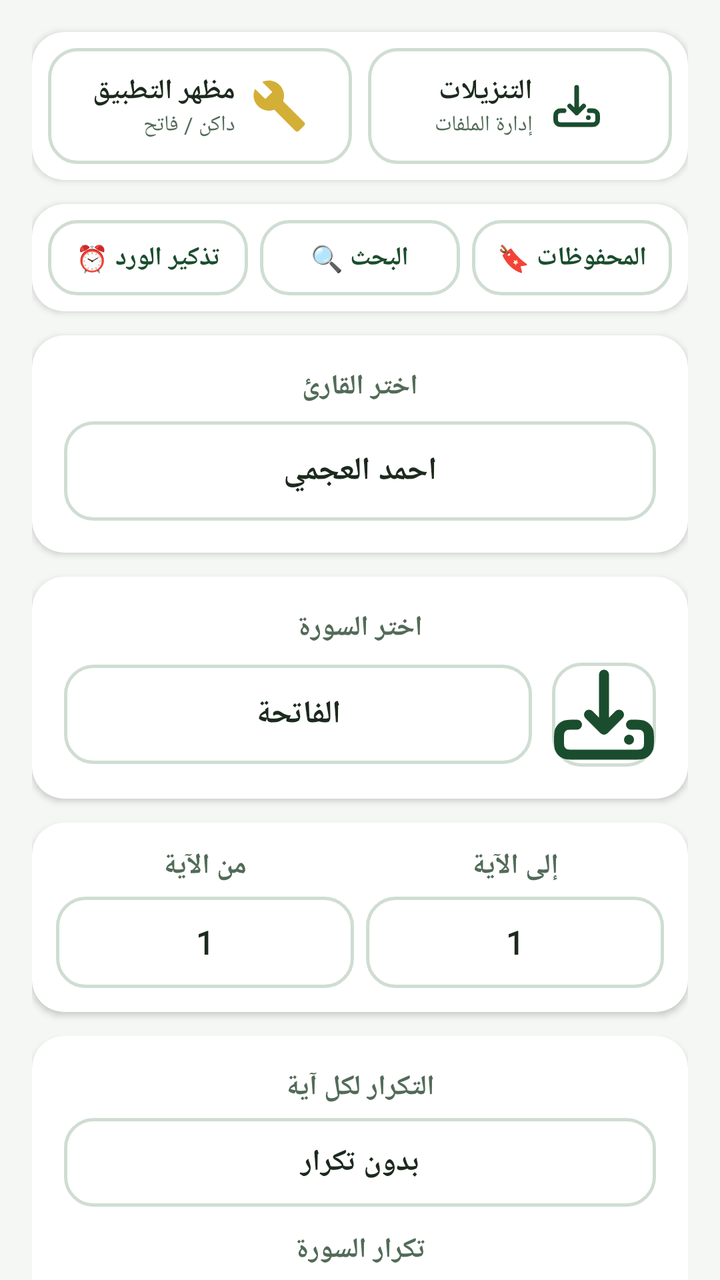
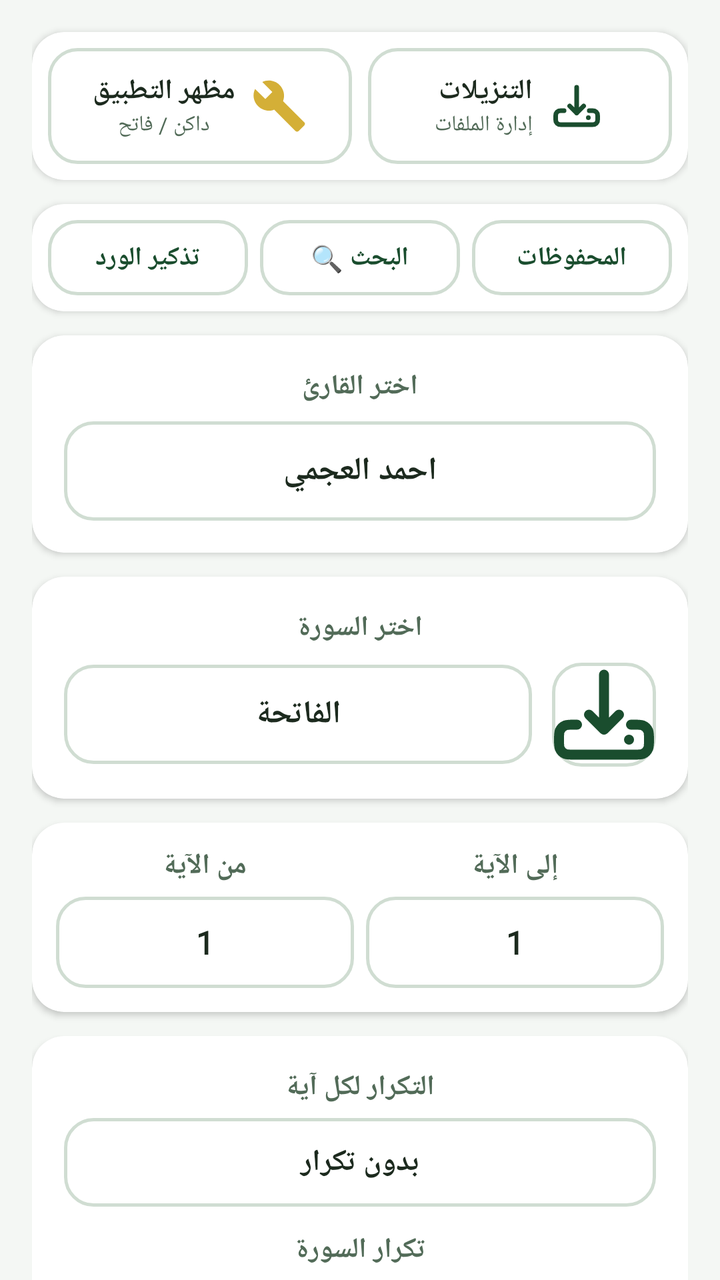

Compare the two renders of this Android layout. The source of the first and the diff that turns it into the second are given below.
<!-- AndroidManifest.xml: application theme Theme.Almuhfz -->
<!-- res/layout/activity_main.xml -->
<?xml version="1.0" encoding="utf-8"?>
<androidx.core.widget.NestedScrollView xmlns:android="http://schemas.android.com/apk/res/android"
    xmlns:app="http://schemas.android.com/apk/res-auto"
    xmlns:tools="http://schemas.android.com/tools"
    android:layout_width="match_parent"
    android:layout_height="match_parent"
    android:background="@color/app_background"
    android:fillViewport="true"
    android:layoutDirection="rtl"
    app:layout_behavior="@string/appbar_scrolling_view_behavior">

    <androidx.appcompat.widget.LinearLayoutCompat
        android:layout_width="match_parent"
        android:layout_height="wrap_content"
        android:orientation="vertical"
        android:paddingHorizontal="16dp"
        android:paddingTop="12dp"
        android:paddingBottom="16dp">

        
        <androidx.cardview.widget.CardView
            android:layout_width="match_parent"
            android:layout_height="wrap_content"
            android:layout_marginTop="4dp"
            android:layout_marginBottom="12dp"
            app:cardBackgroundColor="@color/surface_card"
            app:cardCornerRadius="16dp"
            app:cardElevation="2dp">

            <LinearLayout
                android:layout_width="match_parent"
                android:layout_height="wrap_content"
                android:baselineAligned="false"
                android:orientation="horizontal"
                android:padding="8dp">

                
                <LinearLayout
                    android:id="@+id/cardDownloadsManager"
                    android:layout_width="0dp"
                    android:layout_height="wrap_content"
                    android:layout_marginEnd="4dp"
                    android:layout_weight="1"
                    android:background="@drawable/value_background"
                    android:clickable="true"
                    android:focusable="true"
                    android:gravity="center"
                    android:orientation="horizontal"
                    android:padding="12dp">

                    <ImageView
                        android:layout_width="28dp"
                        android:layout_height="28dp"
                        android:contentDescription="@string/downloads_manager"
                        android:src="@drawable/download"
                        app:tint="@color/primary_color" />

                    <LinearLayout
                        android:layout_width="wrap_content"
                        android:layout_height="wrap_content"
                        android:layout_marginStart="8dp"
                        android:orientation="vertical">

                        <TextView
                            android:layout_width="wrap_content"
                            android:layout_height="wrap_content"
                            android:fontFamily="@font/jazeera"
                            android:text="التنزيلات"
                            android:textColor="@color/text_primary_color"
                            android:textSize="14sp"
                            android:textStyle="bold" />

                        <TextView
                            android:layout_width="wrap_content"
                            android:layout_height="wrap_content"
                            android:fontFamily="@font/jazeera"
                            android:text="إدارة الملفات"
                            android:textColor="@color/text_secondary_color"
                            android:textSize="11sp" />
                    </LinearLayout>
                </LinearLayout>

                
                <LinearLayout
                    android:id="@+id/cardThemeSwitcher"
                    android:layout_width="0dp"
                    android:layout_height="wrap_content"
                    android:layout_marginStart="4dp"
                    android:layout_weight="1"
                    android:background="@drawable/value_background"
                    android:clickable="true"
                    android:focusable="true"
                    android:gravity="center"
                    android:orientation="horizontal"
                    android:padding="12dp">

                    <ImageView
                        android:layout_width="28dp"
                        android:layout_height="28dp"
                        android:contentDescription="@string/theme_setting"
                        android:src="@drawable/ic_menu_manage"
                        app:tint="@color/accent_gold" />

                    <LinearLayout
                        android:layout_width="wrap_content"
                        android:layout_height="wrap_content"
                        android:layout_marginStart="8dp"
                        android:orientation="vertical">

                        <TextView
                            android:layout_width="wrap_content"
                            android:layout_height="wrap_content"
                            android:fontFamily="@font/jazeera"
                            android:text="مظهر التطبيق"
                            android:textColor="@color/text_primary_color"
                            android:textSize="14sp"
                            android:textStyle="bold" />

                        <TextView
                            android:layout_width="wrap_content"
                            android:layout_height="wrap_content"
                            android:fontFamily="@font/jazeera"
                            android:text="داكن / فاتح"
                            android:textColor="@color/text_secondary_color"
                            android:textSize="11sp" />
                    </LinearLayout>
                </LinearLayout>

            </LinearLayout>
        </androidx.cardview.widget.CardView>

        
        <androidx.cardview.widget.CardView
            android:layout_width="match_parent"
            android:layout_height="wrap_content"
            android:layout_marginBottom="12dp"
            app:cardBackgroundColor="@color/surface_card"
            app:cardCornerRadius="16dp"
            app:cardElevation="2dp">

            <LinearLayout
                android:layout_width="match_parent"
                android:layout_height="wrap_content"
                android:baselineAligned="false"
                android:orientation="horizontal"
                android:padding="8dp">

                
                <LinearLayout
                    android:id="@+id/cardBookmarks"
                    android:layout_width="0dp"
                    android:layout_height="wrap_content"
                    android:layout_marginEnd="3dp"
                    android:layout_weight="1"
                    android:background="@drawable/value_background"
                    android:clickable="true"
                    android:focusable="true"
                    android:gravity="center"
                    android:orientation="vertical"
                    android:padding="10dp">

                    <TextView
                        android:layout_width="wrap_content"
                        android:layout_height="wrap_content"
                        android:fontFamily="@font/jazeera"
                        android:text="المحفوظات 🔖"
                        android:textColor="@color/primary_color"
                        android:textSize="13sp"
                        android:textStyle="bold" />
                </LinearLayout>

                
                <LinearLayout
                    android:id="@+id/cardSearch"
                    android:layout_width="0dp"
                    android:layout_height="wrap_content"
                    android:layout_marginHorizontal="3dp"
                    android:layout_weight="1"
                    android:background="@drawable/value_background"
                    android:clickable="true"
                    android:focusable="true"
                    android:gravity="center"
                    android:orientation="vertical"
                    android:padding="10dp">

                    <TextView
                        android:layout_width="wrap_content"
                        android:layout_height="wrap_content"
                        android:fontFamily="@font/jazeera"
                        android:text="البحث 🔍"
                        android:textColor="@color/primary_color"
                        android:textSize="13sp"
                        android:textStyle="bold" />
                </LinearLayout>

                
                <LinearLayout
                    android:id="@+id/cardReminder"
                    android:layout_width="0dp"
                    android:layout_height="wrap_content"
                    android:layout_marginStart="3dp"
                    android:layout_weight="1"
                    android:background="@drawable/value_background"
                    android:clickable="true"
                    android:focusable="true"
                    android:gravity="center"
                    android:orientation="vertical"
                    android:padding="10dp">

                    <TextView
                        android:layout_width="wrap_content"
                        android:layout_height="wrap_content"
                        android:fontFamily="@font/jazeera"
                        android:text="تذكير الورد ⏰"
                        android:textColor="@color/primary_color"
                        android:textSize="13sp"
                        android:textStyle="bold" />
                </LinearLayout>

            </LinearLayout>
        </androidx.cardview.widget.CardView>

        
        <androidx.cardview.widget.CardView
            android:layout_width="match_parent"
            android:layout_height="wrap_content"
            android:layout_marginBottom="12dp"
            app:cardBackgroundColor="@color/surface_card"
            app:cardCornerRadius="16dp"
            app:cardElevation="2dp">

            <LinearLayout
                android:layout_width="match_parent"
                android:layout_height="wrap_content"
                android:orientation="vertical"
                android:padding="16dp">

                <TextView
                    android:layout_width="wrap_content"
                    android:layout_height="wrap_content"
                    android:fontFamily="@font/jazeera"
                    android:layout_gravity="center"
                    android:gravity="center"
                    android:text="اختر القارئ"
                    android:textColor="@color/text_secondary_color"
                    android:textSize="14sp"
                    android:textStyle="bold" />

                <androidx.appcompat.widget.AppCompatTextView
                    android:id="@+id/reciter_text_view"
                    android:layout_width="match_parent"
                    android:layout_height="wrap_content"
                    android:layout_marginTop="8dp"
                    android:background="@drawable/value_background"
                    android:fontFamily="@font/jazeera"
                    android:gravity="center"
                    android:padding="14dp"
                    android:text="احمد العجمي"
                    android:textColor="@color/text_primary_color"
                    android:textSize="16sp"
                    android:textStyle="bold" />
            </LinearLayout>
        </androidx.cardview.widget.CardView>

        
        <androidx.cardview.widget.CardView
            android:layout_width="match_parent"
            android:layout_height="wrap_content"
            android:layout_marginBottom="12dp"
            app:cardBackgroundColor="@color/surface_card"
            app:cardCornerRadius="16dp"
            app:cardElevation="2dp">

            <LinearLayout
                android:layout_width="match_parent"
                android:layout_height="wrap_content"
                android:orientation="vertical"
                android:padding="16dp">

                <TextView
                    android:layout_width="wrap_content"
                    android:layout_height="wrap_content"
                    android:fontFamily="@font/jazeera"
                    android:text="اختر السورة"
                    android:gravity="center"
                    android:layout_gravity="center"
                    android:textColor="@color/text_secondary_color"
                    android:textSize="14sp"
                    android:textStyle="bold" />

                <LinearLayout
                    android:layout_width="match_parent"
                    android:layout_height="wrap_content"
                    android:layout_marginTop="8dp"
                    android:gravity="center_vertical"
                    android:orientation="horizontal">

                    <androidx.appcompat.widget.AppCompatImageButton
                        android:id="@+id/download_button"
                        android:layout_width="52dp"
                        android:layout_height="52dp"
                        android:background="@drawable/value_background"
                        android:contentDescription="تحميل السورة"
                        android:padding="12dp"
                        android:src="@drawable/download"
                        app:tint="@color/primary_color" />

                    <androidx.appcompat.widget.AppCompatTextView
                        android:id="@+id/sora_text_view"
                        android:layout_width="0dp"
                        android:layout_height="wrap_content"
                        android:layout_weight="1"
                        android:background="@drawable/value_background"
                        android:fontFamily="@font/jazeera"
                        android:gravity="center"
                        android:padding="14dp"
                        android:layout_marginStart="10dp"
                        android:text="الفاتحة"
                        android:textColor="@color/text_primary_color"
                        android:textSize="16sp"
                        android:textStyle="bold" />


                </LinearLayout>

                <ProgressBar
                    android:id="@+id/downloadProgressBar"
                    style="?android:attr/progressBarStyleHorizontal"
                    android:layout_width="match_parent"
                    android:layout_height="wrap_content"
                    android:layout_marginTop="10dp"
                    android:max="100"
                    android:progress="0"
                    android:visibility="gone" />

                <TextView
                    android:id="@+id/downloadStatusText"
                    android:layout_width="wrap_content"
                    android:layout_height="wrap_content"
                    android:layout_marginTop="4dp"
                    android:layout_gravity="center"
                    android:gravity="center"
                    android:fontFamily="@font/jazeera"
                    android:text="جاري التحميل..."
                    android:textColor="@color/text_secondary_color"
                    android:textSize="13sp"
                    android:visibility="gone" />
            </LinearLayout>
        </androidx.cardview.widget.CardView>

        
        <androidx.cardview.widget.CardView
            android:layout_width="match_parent"
            android:layout_height="wrap_content"
            android:layout_marginBottom="12dp"
            app:cardBackgroundColor="@color/surface_card"
            app:cardCornerRadius="16dp"
            app:cardElevation="2dp">

            <LinearLayout
                android:layout_width="match_parent"
                android:layout_height="wrap_content"
                android:orientation="horizontal"
                android:padding="12dp">

                <LinearLayout
                    android:layout_width="0dp"
                    android:layout_height="wrap_content"
                    android:layout_weight="1"
                    android:gravity="center"
                    android:orientation="vertical">

                    <TextView
                        android:layout_width="wrap_content"
                        android:layout_height="wrap_content"
                        android:fontFamily="@font/jazeera"
                        android:text="إلى الآية"
                        android:textColor="@color/text_secondary_color"
                        android:textSize="14sp"
                        android:textStyle="bold" />

                    <androidx.appcompat.widget.AppCompatTextView
                        android:id="@+id/toAyaTextView"
                        android:layout_width="match_parent"
                        android:layout_height="wrap_content"
                        android:layout_marginTop="6dp"
                        android:background="@drawable/value_background"
                        android:fontFamily="@font/jazeera"
                        android:gravity="center"
                        android:padding="12dp"
                        android:text="1"
                        android:textColor="@color/text_primary_color"
                        android:textSize="16sp"
                        android:textStyle="bold" />
                </LinearLayout>

                <LinearLayout
                    android:layout_width="0dp"
                    android:layout_height="wrap_content"
                    android:layout_marginStart="6dp"
                    android:layout_weight="1"
                    android:gravity="center"
                    android:orientation="vertical">

                    <TextView
                        android:layout_width="wrap_content"
                        android:layout_height="wrap_content"
                        android:fontFamily="@font/jazeera"
                        android:text="من الآية"
                        android:textColor="@color/text_secondary_color"
                        android:textSize="14sp"
                        android:textStyle="bold" />

                    <androidx.appcompat.widget.AppCompatTextView
                        android:id="@+id/fromAyaTextView"
                        android:layout_width="match_parent"
                        android:layout_height="wrap_content"
                        android:layout_marginTop="6dp"
                        android:background="@drawable/value_background"
                        android:fontFamily="@font/jazeera"
                        android:gravity="center"
                        android:padding="12dp"
                        android:text="1"
                        android:textColor="@color/text_primary_color"
                        android:textSize="16sp"
                        android:textStyle="bold" />
                </LinearLayout>


            </LinearLayout>
        </androidx.cardview.widget.CardView>

        
        <androidx.cardview.widget.CardView
            android:layout_width="match_parent"
            android:layout_height="wrap_content"
            android:layout_marginBottom="16dp"
            app:cardBackgroundColor="@color/surface_card"
            app:cardCornerRadius="16dp"
            app:cardElevation="2dp">

            <LinearLayout
                android:layout_width="match_parent"
                android:layout_height="wrap_content"
                android:orientation="vertical"
                android:padding="16dp">

                <TextView
                    android:layout_width="wrap_content"
                    android:layout_height="wrap_content"
                    android:fontFamily="@font/jazeera"
                    android:layout_gravity="center"
                    android:gravity="center"
                    android:text="التكرار لكل آية"
                    android:textColor="@color/text_secondary_color"
                    android:textSize="14sp"
                    android:textStyle="bold" />

                <androidx.appcompat.widget.AppCompatTextView
                    android:id="@+id/repeatAyaTextView"
                    android:layout_width="match_parent"
                    android:layout_height="wrap_content"
                    android:layout_marginTop="6dp"
                    android:background="@drawable/value_background"
                    android:fontFamily="@font/jazeera"
                    android:gravity="center"
                    android:padding="12dp"
                    android:text="بدون تكرار"
                    android:textColor="@color/text_primary_color"
                    android:textSize="15sp"
                    android:textStyle="bold" />

                <TextView
                    android:layout_width="wrap_content"
                    android:layout_height="wrap_content"
                    android:layout_marginTop="12dp"
                    android:fontFamily="@font/jazeera"
                    android:layout_gravity="center"
                    android:gravity="center"
                    android:text="تكرار السورة"
                    android:textColor="@color/text_secondary_color"
                    android:textSize="14sp"
                    android:textStyle="bold" />

                <androidx.appcompat.widget.AppCompatTextView
                    android:id="@+id/repeatSoraTextView"
                    android:layout_width="match_parent"
                    android:layout_height="wrap_content"
                    android:layout_marginTop="6dp"
                    android:background="@drawable/value_background"
                    android:fontFamily="@font/jazeera"
                    android:gravity="center"
                    android:padding="12dp"
                    android:text="بدون تكرار"
                    android:textColor="@color/text_primary_color"
                    android:textSize="15sp"
                    android:textStyle="bold" />
            </LinearLayout>
        </androidx.cardview.widget.CardView>

        
        <androidx.appcompat.widget.AppCompatTextView
            android:id="@+id/startLearn"
            android:layout_width="match_parent"
            android:layout_height="wrap_content"
            android:layout_marginBottom="12dp"
            android:background="@drawable/value_background"
            android:backgroundTint="@color/button_green"
            android:elevation="4dp"
            android:fontFamily="@font/jazeera"
            android:gravity="center"
            android:padding="16dp"
            android:text="ابدأ التعلم"
            android:textColor="@color/text_on_primary"
            android:textSize="18sp"
            android:textStyle="bold"
            android:visibility="gone"
            tools:visibility="visible" />

        <androidx.appcompat.widget.AppCompatTextView
            android:id="@+id/startLearnDone"
            android:layout_width="match_parent"
            android:layout_height="wrap_content"
            android:layout_marginBottom="12dp"
            android:background="@drawable/value_background"
            android:backgroundTint="@color/primary_dark"
            android:fontFamily="@font/jazeera"
            android:gravity="center"
            android:padding="16dp"
            android:text="جاري التحميل .."
            android:textColor="@color/text_on_primary"
            android:textSize="18sp"
            android:textStyle="bold"
            android:visibility="visible" />

        <ImageView
            android:id="@+id/rating"
            android:layout_width="match_parent"
            android:layout_height="90dp"
            android:contentDescription="تقييم التطبيق"
            android:src="@drawable/rating" />

    </androidx.appcompat.widget.LinearLayoutCompat>
</androidx.core.widget.NestedScrollView>
<!-- resources referenced by this layout -->
<resources>
  <color name="accent_gold">#D4AF37</color>
  <color name="app_background">#F4F7F4</color>
  <color name="button_green">#2E7D32</color>
  <color name="primary_color">#1A4D2E</color>
  <color name="primary_dark">#123720</color>
  <color name="surface_card">#FFFFFF</color>
  <color name="text_on_primary">#FFFFFF</color>
  <color name="text_primary_color">#1C2A1E</color>
  <color name="text_secondary_color">#526B58</color>
  <!-- drawable ic_menu_manage (drawable) -->
  <vector xmlns:android="http://schemas.android.com/apk/res/android"
      android:width="24dp"
      android:height="24dp"
      android:viewportWidth="24.0"
      android:viewportHeight="24.0">
      <path
          android:fillColor="#FF000000"
          android:pathData="M22.7,19l-9.1,-9.1c0.9,-2.3 0.4,-5 -1.5,-6.9 -2,-2 -5,-2.4 -7.4,-1.3L9,6 6,9 1.6,4.7C0.4,7.1 0.9,10.1 2.9,12.1c1.9,1.9 4.6,2.4 6.9,1.5l9.1,9.1c0.4,0.4 1,0.4 1.4,0l2.3,-2.3c0.5,-0.4 0.5,-1.1 0.1,-1.4z" />
  </vector>
  <!-- drawable value_background (drawable) -->
  <?xml version="1.0" encoding="utf-8"?>
  <ripple xmlns:android="http://schemas.android.com/apk/res/android"
      android:color="?attr/colorControlHighlight">
      <item>
          <shape>
              <solid android:color="@color/surface_card" />
              <corners android:radius="14dp" />
              <stroke
                  android:width="1.5dp"
                  android:color="@color/card_stroke_color" />
          </shape>
      </item>
  </ripple>
  <string name="downloads_manager">إدارة التنزيلات الأوفلاين</string>
  <string name="theme_setting">مظهر التطبيق (فاتح / داكن)</string>
  <style name="Theme.Almuhfz" parent="Theme.MaterialComponents.DayNight.NoActionBar">
          
          <item name="colorPrimary">@color/primary_color</item>
          <item name="colorPrimaryVariant">@color/primary_dark</item>
          <item name="colorOnPrimary">@color/text_on_primary</item>
  
          
          <item name="colorSecondary">@color/accent_gold</item>
          <item name="colorSecondaryVariant">@color/primary_light</item>
          <item name="colorOnSecondary">@color/text_primary_color</item>
  
          
          <item name="android:windowBackground">@color/app_background</item>
          <item name="colorSurface">@color/surface_card</item>
  
          
          <item name="android:statusBarColor">@color/primary_dark</item>
          <item name="android:navigationBarColor">@color/primary_dark</item>
      </style>
  <color name="card_stroke_color">#D0DDD2</color>
  <color name="primary_light">#2D6A4F</color>
  <!-- unchanged entries left out for length: 2 -->
</resources>

<!-- the commit's change to res/layout/activity_main.xml (unified diff, before → after) -->
@@ -74,6 +74,8 @@
                             android:layout_width="wrap_content"
                             android:layout_height="wrap_content"
                             android:fontFamily="@font/jazeera"
+                            android:layout_gravity="center"
+                            android:gravity="center"
                             android:text="إدارة الملفات"
                             android:textColor="@color/text_secondary_color"
                             android:textSize="11sp" />
@@ -119,6 +121,8 @@
                         <TextView
                             android:layout_width="wrap_content"
                             android:layout_height="wrap_content"
+                            android:layout_gravity="center"
+                            android:gravity="center"
                             android:fontFamily="@font/jazeera"
                             android:text="داكن / فاتح"
                             android:textColor="@color/text_secondary_color"
@@ -163,7 +167,7 @@
                         android:layout_width="wrap_content"
                         android:layout_height="wrap_content"
                         android:fontFamily="@font/jazeera"
-                        android:text="المحفوظات 🔖"
+                        android:text="المحفوظات"
                         android:textColor="@color/primary_color"
                         android:textSize="13sp"
                         android:textStyle="bold" />
@@ -211,7 +215,7 @@
                         android:layout_width="wrap_content"
                         android:layout_height="wrap_content"
                         android:fontFamily="@font/jazeera"
-                        android:text="تذكير الورد ⏰"
+                        android:text="تذكير الورد"
                         android:textColor="@color/primary_color"
                         android:textSize="13sp"
                         android:textStyle="bold" />
@@ -533,12 +537,108 @@
             android:textStyle="bold"
             android:visibility="visible" />
 
-        <ImageView
-            android:id="@+id/rating"
-            android:layout_width="match_parent"
-            android:layout_height="90dp"
-            android:contentDescription="تقييم التطبيق"
-            android:src="@drawable/rating" />
+        
+        <LinearLayout
+            android:layout_width="match_parent"
+            android:layout_height="wrap_content"
+            android:layout_marginTop="4dp"
+            android:layout_marginBottom="16dp"
+            android:baselineAligned="false"
+            android:gravity="center"
+            android:orientation="horizontal">
+
+            
+            <androidx.cardview.widget.CardView
+                android:layout_width="0dp"
+                android:layout_height="82dp"
+                android:layout_marginEnd="5dp"
+                android:layout_weight="1"
+                app:cardBackgroundColor="@color/surface_card"
+                app:cardCornerRadius="16dp"
+                app:cardElevation="2dp">
+
+                <ImageView
+                    android:id="@+id/rating"
+                    android:layout_width="match_parent"
+                    android:layout_height="match_parent"
+                    android:clickable="true"
+                    android:contentDescription="تقييم التطبيق"
+                    android:focusable="true"
+                    android:foreground="?attr/selectableItemBackground"
+                    android:scaleType="fitCenter"
+                    android:src="@drawable/rating" />
+            </androidx.cardview.widget.CardView>
+
+            
+            <androidx.cardview.widget.CardView
+                android:id="@+id/btnShareApp"
+                android:layout_width="0dp"
+                android:layout_height="82dp"
+                android:layout_marginStart="5dp"
+                android:layout_weight="1"
+                android:clickable="true"
+                android:focusable="true"
+                android:foreground="?attr/selectableItemBackground"
+                app:cardBackgroundColor="@color/surface_card"
+                app:cardCornerRadius="16dp"
+                app:cardElevation="2dp">
+
+                <LinearLayout
+                    android:layout_width="match_parent"
+                    android:layout_height="match_parent"
+                    android:background="@drawable/value_background"
+                    android:gravity="center"
+                    android:orientation="horizontal"
+                    android:paddingHorizontal="10dp"
+                    android:paddingVertical="8dp">
+
+                    <FrameLayout
+                        android:layout_width="38dp"
+                        android:layout_height="38dp"
+                        android:background="@drawable/value_background"
+                        android:backgroundTint="@color/primary_color">
+
+                        <ImageView
+                            android:layout_width="22dp"
+                            android:layout_height="22dp"
+                            android:layout_gravity="center"
+                            android:contentDescription="مشاركة التطبيق"
+                            android:src="@drawable/ic_menu_share"
+                            app:tint="@color/text_on_primary" />
+                    </FrameLayout>
+
+                    <LinearLayout
+                        android:layout_width="wrap_content"
+                        android:layout_height="wrap_content"
+                        android:layout_marginStart="8dp"
+                        android:orientation="vertical">
+
+                        <TextView
+                            android:layout_width="wrap_content"
+                            android:layout_height="wrap_content"
+                            android:fontFamily="@font/jazeera"
+                            android:text="مشاركة التطبيق"
+                            android:gravity="center"
+                            android:layout_gravity="center"
+                            android:textColor="@color/text_primary_color"
+                            android:textSize="14sp"
+                            android:textStyle="bold" />
+
+                        <TextView
+                            android:layout_width="wrap_content"
+                            android:layout_height="wrap_content"
+                            android:layout_marginTop="2dp"
+                            android:fontFamily="@font/jazeera"
+                            android:gravity="center"
+                            android:layout_gravity="center"
+                            android:text="انشر الخير والقرآن"
+                            android:textColor="@color/text_secondary_color"
+                            android:textSize="11sp" />
+                    </LinearLayout>
+                </LinearLayout>
+            </androidx.cardview.widget.CardView>
+
+        </LinearLayout>
 
     </androidx.appcompat.widget.LinearLayoutCompat>
 </androidx.core.widget.NestedScrollView>
<!-- resource entries referenced after the edit -->
@@ -18,6 +18,16 @@
       <path
           android:fillColor="#FF000000"
           android:pathData="M22.7,19l-9.1,-9.1c0.9,-2.3 0.4,-5 -1.5,-6.9 -2,-2 -5,-2.4 -7.4,-1.3L9,6 6,9 1.6,4.7C0.4,7.1 0.9,10.1 2.9,12.1c1.9,1.9 4.6,2.4 6.9,1.5l9.1,9.1c0.4,0.4 1,0.4 1.4,0l2.3,-2.3c0.5,-0.4 0.5,-1.1 0.1,-1.4z" />
+  </vector>
+  <!-- drawable ic_menu_share (drawable) -->
+  <vector xmlns:android="http://schemas.android.com/apk/res/android"
+      android:width="24dp"
+      android:height="24dp"
+      android:viewportWidth="24.0"
+      android:viewportHeight="24.0">
+      <path
+          android:fillColor="#FF000000"
+          android:pathData="M18,16.08c-0.76,0 -1.44,0.3 -1.96,0.77L8.91,12.7c0.05,-0.23 0.09,-0.46 0.09,-0.7s-0.04,-0.47 -0.09,-0.7l7.05,-4.11c0.54,0.5 1.25,0.81 2.04,0.81 1.66,0 3,-1.34 3,-3s-1.34,-3 -3,-3 -3,1.34 -3,3c0,0.24 0.04,0.47 0.09,0.7L8.04,9.81C7.5,9.31 6.79,9 6,9c-1.66,0 -3,1.34 -3,3s1.34,3 3,3c0.79,0 1.5,-0.31 2.04,-0.81l7.12,4.16c-0.05,0.21 -0.08,0.43 -0.08,0.65 0,1.61 1.31,2.92 2.92,2.92 1.61,0 2.92,-1.31 2.92,-2.92s-1.31,-2.92 -2.92,-2.92z" />
   </vector>
   <!-- drawable value_background (drawable) -->
   <?xml version="1.0" encoding="utf-8"?>
